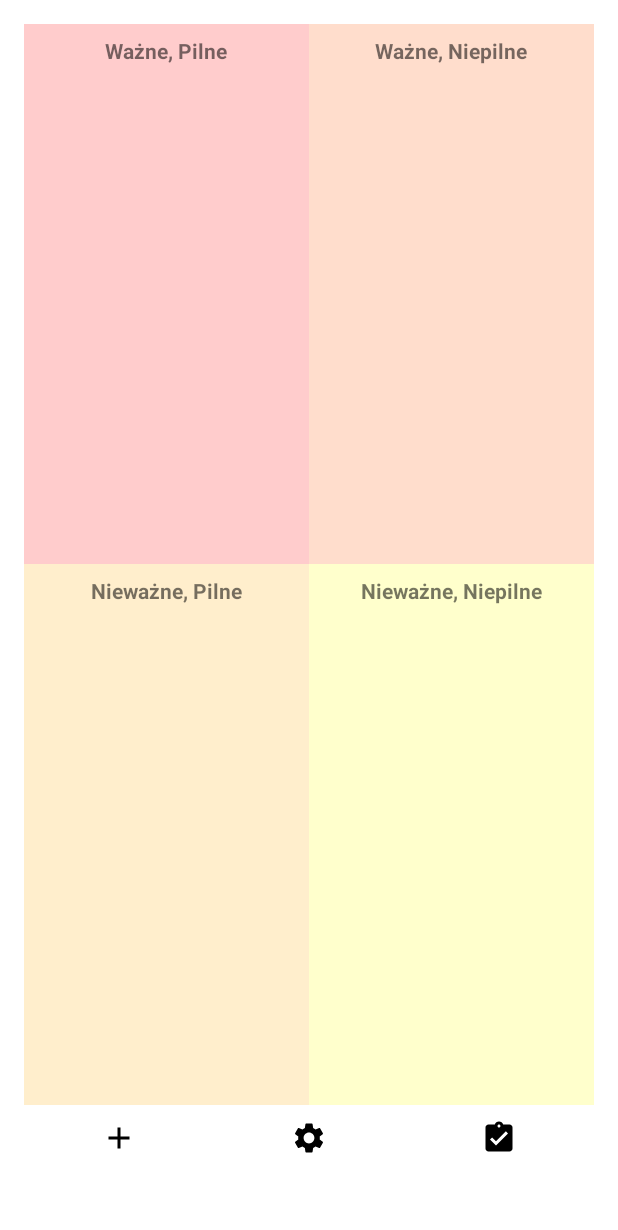
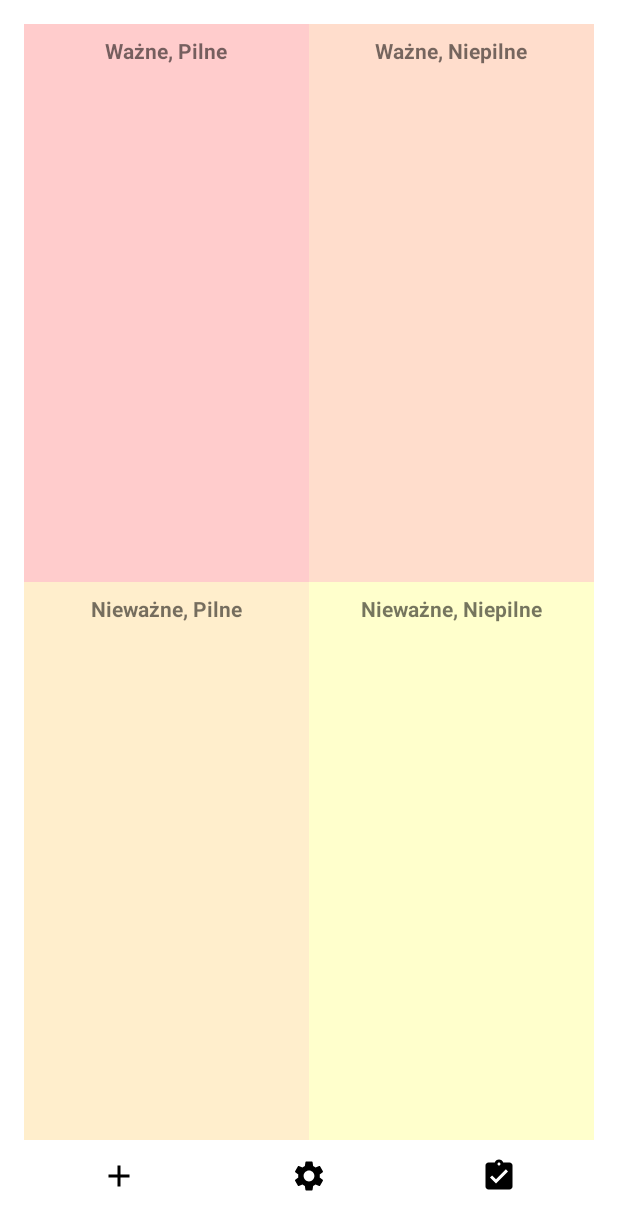
Before and after one commit to michallesz/projekt_zespolowy_implementacja, an Android app: the screen it shows after launch (MainActivity), on a phone screen of 412 x 824 dp. Shown: the top 1230 px of the screen. Run offline under Robolectric (Android 15) with nearby library versions, the phone set to English and light mode, and no system bars; our stand-ins replace Room's generated code.

Commit message:
image button zamiast button

```diff
--- a/app/src/main/java/com/example/eisenhower/MainActivity.kt
+++ b/app/src/main/java/com/example/eisenhower/MainActivity.kt
@@ -4,6 +4,7 @@ import android.content.Intent
 import androidx.appcompat.app.AppCompatActivity
 import android.os.Bundle
 import android.widget.Button
+import android.widget.ImageButton
 import androidx.lifecycle.ViewModelProvider
 import androidx.recyclerview.widget.LinearLayoutManager
 import androidx.recyclerview.widget.RecyclerView
@@ -34,19 +35,19 @@ class MainActivity : AppCompatActivity() {
 
         taskViewModel = ViewModelProvider(this)[TaskViewModel::class.java]
 
-        val addButton: Button = findViewById(R.id.addTaskButton)
+        val addButton: ImageButton = findViewById(R.id.addTaskButton)
         addButton.setOnClickListener {
             val intent = Intent(this, AddTaskActivity::class.java)
             startActivity(intent)
         }
 
-        val settingsButton: Button = findViewById(R.id.settingsButton)
+        val settingsButton: ImageButton = findViewById(R.id.settingsButton)
         settingsButton.setOnClickListener {
             val intent = Intent(this, SettingsActivity::class.java)
             startActivity(intent)
         }
 
-        val completedTasksButton: Button = findViewById(R.id.completedTasksButton)
+        val completedTasksButton: ImageButton = findViewById(R.id.completedTasksButton)
         completedTasksButton.setOnClickListener {
             val intent = Intent(this, CompletedTasksActivity::class.java)
             startActivity(intent)
--- a/app/src/main/res/layout/activity_main.xml
+++ b/app/src/main/res/layout/activity_main.xml
@@ -122,40 +122,37 @@
 
     </GridLayout>
 
-    <Button
+    <ImageButton
         android:id="@+id/addTaskButton"
         android:layout_width="0dp"
-        android:layout_height="wrap_content"
+        android:layout_height="48dp"
         android:layout_weight="1"
         android:background="@android:color/transparent"
-        android:drawableTop="@drawable/baseline_add_24"
-        android:drawablePadding="-20dp"
+        android:src="@drawable/baseline_add_24"
         app:layout_constraintBottom_toBottomOf="parent"
         app:layout_constraintHorizontal_weight="1"
         app:layout_constraintLeft_toLeftOf="parent"
         app:layout_constraintRight_toLeftOf="@+id/settingsButton" />
 
-    <Button
+    <ImageButton
         android:id="@+id/settingsButton"
         android:layout_width="0dp"
-        android:layout_height="wrap_content"
+        android:layout_height="48dp"
         android:layout_weight="1"
         android:background="@android:color/transparent"
-        android:drawableTop="@drawable/baseline_settings_24"
-        android:drawablePadding="-20dp"
+        android:src="@drawable/baseline_settings_24"
         app:layout_constraintBottom_toBottomOf="parent"
         app:layout_constraintHorizontal_weight="1"
         app:layout_constraintLeft_toRightOf="@+id/addTaskButton"
         app:layout_constraintRight_toLeftOf="@+id/completedTasksButton" />
 
-    <Button
+    <ImageButton
         android:id="@+id/completedTasksButton"
         android:layout_width="0dp"
-        android:layout_height="wrap_content"
+        android:layout_height="48dp"
         android:layout_weight="1"
         android:background="@android:color/transparent"
-        android:drawableTop="@drawable/baseline_assignment_turned_in_24"
-        android:drawablePadding="-20dp"
+        android:src="@drawable/baseline_assignment_turned_in_24"
         app:layout_constraintBottom_toBottomOf="parent"
         app:layout_constraintHorizontal_weight="1"
         app:layout_constraintLeft_toRightOf="@+id/settingsButton"
```
